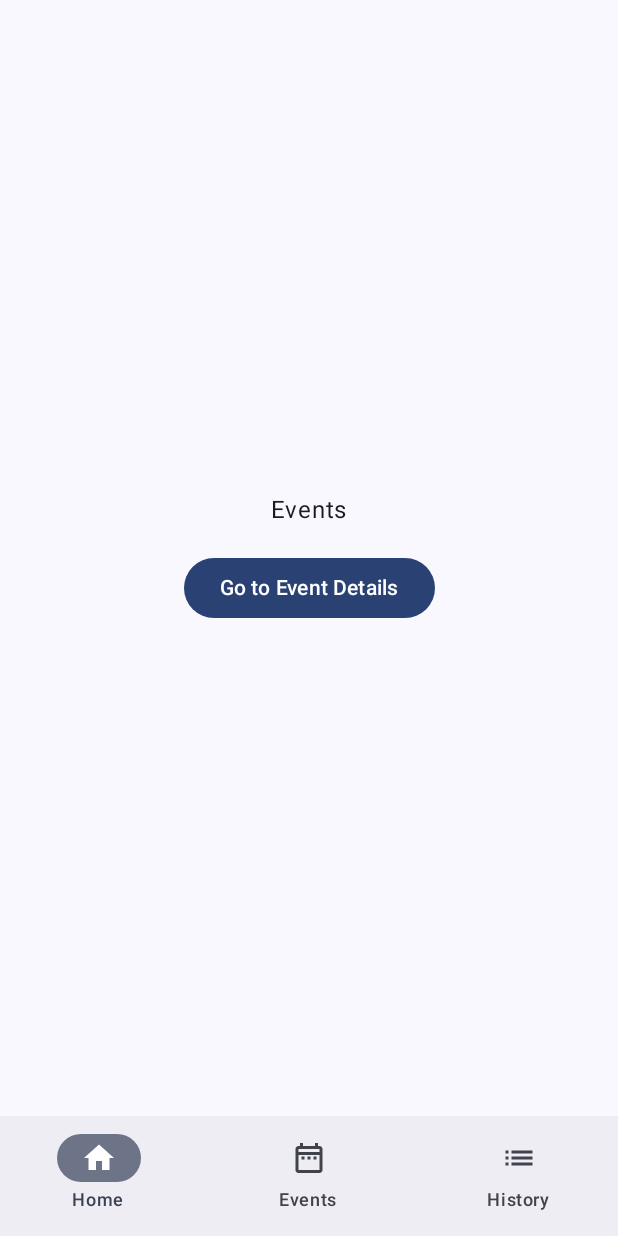
After one commit to Epiiiix/ISENSmartCompanion, an Android app built with Jetpack Compose: the EventsScreen screen opened through its navigation route, on a phone screen of 412 x 824 dp. The commit adds this screen. Run offline under Robolectric (Android 15) with nearby library versions, the phone set to English and light mode, and no system bars; 2 statements that could not run were skipped.

Commit message:
New: Home & Navbar

```diff
--- a/app/build.gradle.kts
+++ b/app/build.gradle.kts
@@ -49,6 +49,9 @@ dependencies {
     implementation(libs.androidx.ui.graphics)
     implementation(libs.androidx.ui.tooling.preview)
     implementation(libs.androidx.material3)
+
+    implementation("androidx.navigation:navigation-compose:2.8.7")
+
     testImplementation(libs.junit)
     androidTestImplementation(libs.androidx.junit)
     androidTestImplementation(libs.androidx.espresso.core)
--- a/app/src/main/AndroidManifest.xml
+++ b/app/src/main/AndroidManifest.xml
@@ -23,6 +23,7 @@
                 <category android:name="android.intent.category.LAUNCHER" />
             </intent-filter>
         </activity>
+        <activity android:name=".EventDetailActivity" />
     </application>
 
 </manifest>
--- a/app/src/main/java/fr/isen/giusiano/isensmartcompanion/MainActivity.kt
+++ b/app/src/main/java/fr/isen/giusiano/isensmartcompanion/MainActivity.kt
@@ -4,44 +4,69 @@ import android.os.Bundle
 import androidx.activity.ComponentActivity
 import androidx.activity.compose.setContent
 import androidx.activity.enableEdgeToEdge
-import androidx.compose.foundation.layout.fillMaxSize
-import androidx.compose.foundation.layout.padding
-import androidx.compose.material3.Scaffold
-import androidx.compose.material3.Text
-import androidx.compose.runtime.Composable
+import androidx.compose.foundation.layout.*
+import androidx.compose.material.icons.Icons
+import androidx.compose.material.icons.filled.Home
+import androidx.compose.material.icons.filled.DateRange
+import androidx.compose.material.icons.filled.List
+import androidx.compose.material.icons.outlined.Home
+import androidx.compose.material.icons.outlined.DateRange
+import androidx.compose.material.icons.outlined.List
+import androidx.compose.material3.*
+import androidx.compose.runtime.internal.composableLambdaN
 import androidx.compose.ui.Modifier
-import androidx.compose.ui.tooling.preview.Preview
+import androidx.compose.ui.graphics.vector.ImageVector
+import androidx.navigation.compose.NavHost
+import androidx.navigation.compose.composable
+import androidx.navigation.compose.rememberNavController
+import fr.isen.giusiano.isensmartcompanion.screens.EventsScreen
+import fr.isen.giusiano.isensmartcompanion.screens.MainScreen
+import fr.isen.giusiano.isensmartcompanion.screens.TabView
 import fr.isen.giusiano.isensmartcompanion.ui.theme.ISENSmartCompanionTheme
+
+data class TabBarItem(
+    val title: String,
+    val selectedIcon: ImageVector,
+    val unselectedIcon: ImageVector,
+    val badgeAmount: Int? = null
+)
 
 class MainActivity : ComponentActivity() {
     override fun onCreate(savedInstanceState: Bundle?) {
         super.onCreate(savedInstanceState)
         enableEdgeToEdge()
         setContent {
+            val homeTab = TabBarItem(title = "Home", selectedIcon = Icons.Filled.Home, unselectedIcon = Icons.Outlined.Home)
+            val eventsTab = TabBarItem(title = "Events", selectedIcon = Icons.Filled.DateRange, unselectedIcon = Icons.Outlined.DateRange, badgeAmount = 7)
+            val historyTab = TabBarItem(title = "History", selectedIcon = Icons.Filled.List, unselectedIcon = Icons.Outlined.List)
+
+            val tabBarItems = listOf(homeTab, eventsTab, historyTab)
+
+            val navController = rememberNavController()
+
             ISENSmartCompanionTheme {
-                Scaffold(modifier = Modifier.fillMaxSize()) { innerPadding ->
-                    Greeting(
-                        name = "Android",
-                        modifier = Modifier.padding(innerPadding)
-                    )
+                Scaffold( bottomBar = {
+                    TabView(tabBarItems, navController)
+                },
+                    modifier = Modifier.fillMaxSize(),
+                ) { innerPadding ->
+                    Box(Modifier.padding(innerPadding)) {
+                        NavHost(navController = navController, startDestination = homeTab.title) {
+                            composable(homeTab.title) {
+                                MainScreen(innerPadding)
+                            }
+                            composable(eventsTab.title) {
+                                EventsScreen()
+                            }
+                            composable(historyTab.title) {
+                                Text(historyTab.title)
+                            }
+                        }
+
+                    }
+
                 }
             }
         }
     }
 }
-
-@Composable
-fun Greeting(name: String, modifier: Modifier = Modifier) {
-    Text(
-        text = "Hello $name!",
-        modifier = modifier
-    )
-}
-
-@Preview(showBackground = true)
-@Composable
-fun GreetingPreview() {
-    ISENSmartCompanionTheme {
-        Greeting("Android")
-    }
-}
--- /dev/null
+++ b/app/src/main/java/fr/isen/giusiano/isensmartcompanion/screens/BottomNavigationBar.kt
@@ -0,0 +1,57 @@
+package fr.isen.giusiano.isensmartcompanion.screens
+
+import androidx.compose.material3.Icon
+import androidx.compose.material3.NavigationBar
+import androidx.compose.material3.NavigationBarItem
+import androidx.compose.material3.Text
+import androidx.compose.runtime.Composable
+import androidx.compose.runtime.getValue
+import androidx.compose.runtime.mutableStateOf
+import androidx.compose.runtime.saveable.rememberSaveable
+import androidx.compose.runtime.setValue
+import androidx.compose.ui.graphics.vector.ImageVector
+import androidx.navigation.NavController
+import fr.isen.giusiano.isensmartcompanion.TabBarItem
+
+@Composable
+fun TabView(tabBarItems: List<TabBarItem>, navController: NavController) {
+    var selectedTabIndex by rememberSaveable {
+        mutableStateOf(0)
+    }
+
+    NavigationBar {
+        // looping over each tab to generate the views and navigation for each item
+        tabBarItems.forEachIndexed { index, tabBarItem ->
+            NavigationBarItem(
+                selected = selectedTabIndex == index,
+                onClick = {
+                    selectedTabIndex = index
+                    navController.navigate(tabBarItem.title)
+                },
+                icon = {
+                    TabBarIconView(
+                        isSelected = selectedTabIndex == index,
+                        selectedIcon = tabBarItem.selectedIcon,
+                        unselectedIcon = tabBarItem.unselectedIcon,
+                        title = tabBarItem.title,
+                        badgeAmount = tabBarItem.badgeAmount
+                    )
+                },
+                label = {Text(tabBarItem.title)})
+        }
+    }
+}
+
+@Composable
+fun TabBarIconView(
+    isSelected: Boolean,
+    selectedIcon: ImageVector,
+    unselectedIcon: ImageVector,
+    title: String,
+    badgeAmount: Int? = null
+) {
+    Icon(
+        imageVector = if (isSelected) {selectedIcon} else {unselectedIcon},
+        contentDescription = title
+    )
+}
--- /dev/null
+++ b/app/src/main/java/fr/isen/giusiano/isensmartcompanion/screens/EventsScreen.kt
@@ -0,0 +1,38 @@
+package fr.isen.giusiano.isensmartcompanion.screens
+
+import android.content.Intent
+import androidx.compose.foundation.layout.Arrangement
+import androidx.compose.foundation.layout.Column
+import androidx.compose.foundation.layout.Spacer
+import androidx.compose.foundation.layout.fillMaxSize
+import androidx.compose.foundation.layout.height
+import androidx.compose.material3.Button
+import androidx.compose.material3.Text
+import androidx.compose.runtime.Composable
+import androidx.compose.ui.Alignment
+import androidx.compose.ui.Modifier
+import androidx.compose.ui.platform.LocalContext
+import androidx.compose.ui.unit.dp
+import fr.isen.giusiano.isensmartcompanion.EventDetailActivity
+
+@Composable
+fun EventsScreen() {
+    val context = LocalContext.current
+
+    Column(
+        modifier = Modifier.fillMaxSize(),
+        verticalArrangement = Arrangement.Center,
+        horizontalAlignment = Alignment.CenterHorizontally
+    ) {
+        Text(text = "Events")
+
+        Spacer(modifier = Modifier.height(16.dp))
+
+        Button(onClick = {
+            val intent = Intent(context, EventDetailActivity::class.java)
+            context.startActivity(intent)
+        }) {
+            Text("Go to Event Details")
+        }
+    }
+}
--- /dev/null
+++ b/app/src/main/java/fr/isen/giusiano/isensmartcompanion/screens/MainScreen.kt
@@ -0,0 +1,118 @@
+package fr.isen.giusiano.isensmartcompanion.screens
+
+import android.widget.Toast
+import androidx.compose.foundation.Image
+import androidx.compose.foundation.background
+import androidx.compose.foundation.layout.Arrangement
+import androidx.compose.foundation.layout.Box
+import androidx.compose.foundation.layout.Column
+import androidx.compose.foundation.layout.PaddingValues
+import androidx.compose.foundation.layout.Row
+import androidx.compose.foundation.layout.Spacer
+import androidx.compose.foundation.layout.fillMaxSize
+import androidx.compose.foundation.layout.fillMaxWidth
+import androidx.compose.foundation.layout.height
+import androidx.compose.foundation.layout.padding
+import androidx.compose.foundation.layout.size
+import androidx.compose.foundation.layout.width
+import androidx.compose.foundation.shape.CircleShape
+import androidx.compose.foundation.text.BasicTextField
+import androidx.compose.material3.Icon
+import androidx.compose.material3.IconButton
+import androidx.compose.material3.MaterialTheme
+import androidx.compose.material3.Text
+import androidx.compose.runtime.Composable
+import androidx.compose.runtime.getValue
+import androidx.compose.runtime.mutableStateOf
+import androidx.compose.runtime.remember
+import androidx.compose.runtime.setValue
+import androidx.compose.ui.Alignment
+import androidx.compose.ui.Modifier
+import androidx.compose.ui.draw.clip
+import androidx.compose.ui.platform.LocalContext
+import androidx.compose.ui.res.colorResource
+import androidx.compose.ui.res.painterResource
+import androidx.compose.ui.text.input.TextFieldValue
+import androidx.compose.ui.unit.dp
+import androidx.compose.ui.unit.sp
+import fr.isen.giusiano.isensmartcompanion.R
+
+@Composable
+fun MainScreen(innerPadding: PaddingValues) {
+    val context = LocalContext.current
+    var question by remember { mutableStateOf(TextFieldValue("")) }
+    var response by remember { mutableStateOf("AI answered: ") }
+
+    Column(
+        modifier = Modifier
+            .fillMaxSize()
+            .padding(innerPadding),
+        horizontalAlignment = Alignment.CenterHorizontally,
+        verticalArrangement = Arrangement.SpaceBetween
+    ) {
+
+        Spacer(modifier = Modifier.height(50.dp))
+
+        Image(
+            painter = painterResource(id = R.drawable.isen_logo),
+            contentDescription = context.getString(R.string.isen_logo),
+            modifier = Modifier.size(150.dp)
+        )
+
+        Spacer(modifier = Modifier.weight(1f))
+
+        Text(
+            text = response,
+            fontSize = 18.sp,
+            color = colorResource(R.color.black),
+            modifier = Modifier
+                .padding(horizontal = 16.dp)
+                .align(Alignment.CenterHorizontally)
+        )
+
+        Spacer(modifier = Modifier.weight(1f))
+
+        Box(
+            modifier = Modifier
+                .fillMaxWidth()
+                .background(colorResource(R.color.white), shape = MaterialTheme.shapes.medium)
+                .padding(horizontal = 16.dp, vertical = 8.dp)
+        ) {
+            Row(
+                verticalAlignment = Alignment.CenterVertically
+            ) {
+                BasicTextField(
+                    value = question,
+                    onValueChange = {question = it},
+                    modifier = Modifier.weight(1f),
+                    decorationBox = { innerTextField ->
+                        if (question.text.isEmpty()) {
+                            Text("Ask me a question...", color = colorResource(R.color.grey), fontSize = 18.sp)
+                        }
+                        innerTextField()
+                    }
+                )
+
+                Spacer(modifier = Modifier.width(8.dp))
+
+                IconButton(
+                    onClick = {
+                        response = "AI answered: ${question.text}"
+                        Toast.makeText(context, "Submit !", Toast.LENGTH_SHORT).show()
+                    },
+                    modifier = Modifier
+                        .size(50.dp)
+                        .clip(CircleShape)
+                        .background(colorResource(R.color.red))
+                ) {
+                    Icon(
+                        painter = painterResource(id = R.drawable.arrow_forward),
+                        contentDescription = "Send",
+                        modifier = Modifier.size(30.dp),
+                        tint = colorResource(R.color.white)
+                    )
+                }
+            }
+        }
+    }
+}
--- a/app/src/main/res/values/colors.xml
+++ b/app/src/main/res/values/colors.xml
@@ -7,4 +7,7 @@
     <color name="teal_700">#FF018786</color>
     <color name="black">#FF000000</color>
     <color name="white">#FFFFFFFF</color>
+    <color name="background">#FFF8F3FF</color>
+    <color name="red">#FFC10000</color>
+    <color name="grey">#FF808080</color>
 </resources>
--- a/app/src/main/res/values/strings.xml
+++ b/app/src/main/res/values/strings.xml
@@ -1,3 +1,4 @@
 <resources>
     <string name="app_name">ISENSmartCompanion</string>
+    <string name="isen_logo">ISENLogo</string>
 </resources>
```
Also changed, not shown: app/src/main/java/fr/isen/giusiano/isensmartcompanion/screens/EventDetailsActivity.kt (added, +32 -0 lines).
